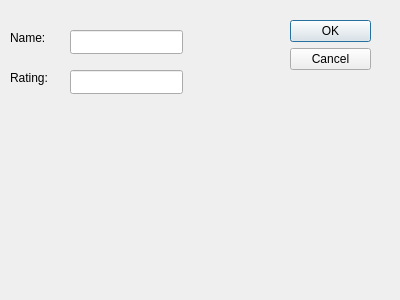
Old version of the form addplayerdialog.ui in the repository RDG0818/SwissSystem2.
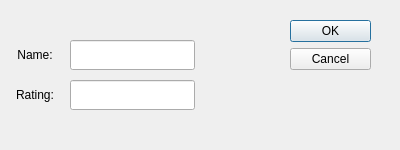
New version of the form.

Commit message: Centered all the buttons and stuff

```diff
--- a/addplayerdialog.ui
+++ b/addplayerdialog.ui
@@ -7,7 +7,7 @@
     <x>0</x>
     <y>0</y>
     <width>400</width>
-    <height>300</height>
+    <height>150</height>
    </rect>
   </property>
   <property name="windowTitle">
@@ -33,35 +33,41 @@
    <property name="geometry">
     <rect>
      <x>10</x>
-     <y>30</y>
-     <width>49</width>
-     <height>16</height>
+     <y>45</y>
+     <width>50</width>
+     <height>20</height>
     </rect>
    </property>
    <property name="text">
     <string>Name:</string>
    </property>
+   <property name="alignment">
+    <set>Qt::AlignCenter</set>
+   </property>
   </widget>
   <widget class="QLabel" name="label_2">
    <property name="geometry">
     <rect>
      <x>10</x>
-     <y>70</y>
-     <width>49</width>
-     <height>16</height>
+     <y>85</y>
+     <width>50</width>
+     <height>20</height>
     </rect>
    </property>
    <property name="text">
     <string>Rating:</string>
    </property>
+   <property name="alignment">
+    <set>Qt::AlignCenter</set>
+   </property>
   </widget>
   <widget class="QLineEdit" name="lineEdit">
    <property name="geometry">
     <rect>
      <x>70</x>
-     <y>30</y>
-     <width>113</width>
-     <height>24</height>
+     <y>40</y>
+     <width>125</width>
+     <height>30</height>
     </rect>
    </property>
   </widget>
@@ -69,9 +75,9 @@
    <property name="geometry">
     <rect>
      <x>70</x>
-     <y>70</y>
-     <width>113</width>
-     <height>24</height>
+     <y>80</y>
+     <width>125</width>
+     <height>30</height>
     </rect>
    </property>
   </widget>
```
The commit also changes 3 other files.
